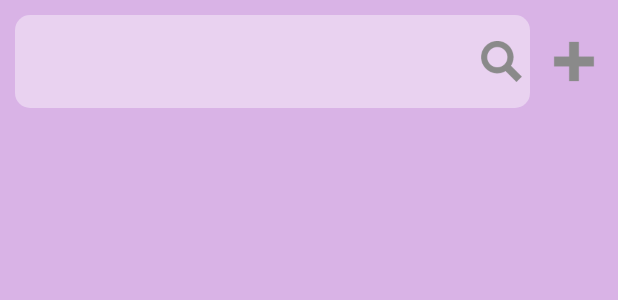
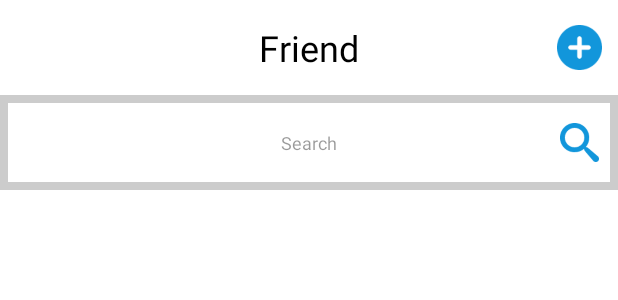
Before and after one commit to martSforever/TimeKeeper, an Android app: the layout page_view_friends.xml on its own in the app's theme, with its tools: preview values and no code run, on a phone screen of 412 x 824 dp. Shown: the top 300 px of the screen. Run offline under Robolectric (Android 15) with nearby library versions, the phone set to English and light mode, and no system bars; plain views replace SwipeMenuListView.

Commit message:
完成了日程列表以及好友列表界面的修改

```diff
--- a/app/src/main/java/com/martsforever/owa/timekeeper/util/DateUtil.java
+++ b/app/src/main/java/com/martsforever/owa/timekeeper/util/DateUtil.java
@@ -14,8 +14,8 @@ public class DateUtil {
     public static final int SIMPLE_DATE = 0x02;
     public static final int COMPLICATE_DATE_TOW_LINE = 0x03;
 
-    private static SimpleDateFormat complicatedDate = new SimpleDateFormat("yyyy-MM-dd HH-mm-ss");
-    private static SimpleDateFormat complicatedDateTwoLine = new SimpleDateFormat("yyyy-MM-dd\nHH-mm-ss");
+    private static SimpleDateFormat complicatedDate = new SimpleDateFormat("yyyy-MM-dd HH:mm:ss");
+    private static SimpleDateFormat complicatedDateTwoLine = new SimpleDateFormat("yyyy-MM-dd\nHH:mm:ss");
     private static SimpleDateFormat simpleDate = new SimpleDateFormat("yyyy-MM-dd");
 
     /**
--- a/app/src/main/res/drawable/bg_friend_search_btn.xml
+++ b/app/src/main/res/drawable/bg_friend_search_btn.xml
@@ -1,6 +1,6 @@
 <?xml version="1.0" encoding="utf-8"?>
 <shape xmlns:android="http://schemas.android.com/apk/res/android"
     android:useLevel="false">
-    <corners android:topRightRadius="10dp" android:bottomRightRadius="10dp"/>
-    <solid android:color="#66ffffff" />
+    <!--<corners android:topRightRadius="10dp" android:bottomRightRadius="10dp"/>-->
+    <solid android:color="#fff" />
 </shape>
--- a/app/src/main/res/drawable/bg_friend_search_edit.xml
+++ b/app/src/main/res/drawable/bg_friend_search_edit.xml
@@ -1,6 +1,6 @@
 <?xml version="1.0" encoding="utf-8"?>
 <shape xmlns:android="http://schemas.android.com/apk/res/android">
-    <corners android:topLeftRadius="10dp" android:bottomLeftRadius="10dp"/>
-    <solid android:color="#66ffffff" />
+    <!--<corners android:topLeftRadius="10dp" android:bottomLeftRadius="10dp"/>-->
+    <solid android:color="#fff" />
     <padding android:left="40dp"/>
 </shape>
--- a/app/src/main/res/layout/page_view_friends.xml
+++ b/app/src/main/res/layout/page_view_friends.xml
@@ -2,46 +2,81 @@
 <LinearLayout xmlns:android="http://schemas.android.com/apk/res/android"
     android:layout_width="match_parent"
     android:layout_height="match_parent"
-    android:background="#d9b3e6"
+    android:background="#fff"
     android:orientation="vertical">
+
+    <LinearLayout
+        android:layout_width="match_parent"
+        android:padding="5dp"
+        android:layout_height="0dp"
+        android:layout_weight="1"
+        android:orientation="horizontal">
+
+        <TextView
+            android:layout_width="0dp"
+            android:layout_height="match_parent"
+            android:layout_weight="1"
+            android:gravity="center"
+            android:textSize="18sp" />
+
+        <TextView
+            android:layout_width="0dp"
+            android:layout_height="match_parent"
+            android:layout_weight="8"
+            android:gravity="center"
+            android:text="Friend"
+            android:textColor="#000"
+            android:textSize="24sp" />
+
+        <ImageView
+            android:layout_width="0dp"
+            android:layout_height="match_parent"
+            android:layout_weight="1"
+            android:padding="5dp"
+            android:gravity="center"
+            android:src="@drawable/icon_schedule_add"
+            android:textSize="18sp"
+            android:id="@+id/imageView2" />
+    </LinearLayout>
 
     <LinearLayout
         android:layout_width="match_parent"
         android:layout_height="0dp"
         android:layout_weight="1"
+        android:background="#33000000"
         android:orientation="horizontal"
-        android:padding="10dp">
+        android:padding="5dp">
 
         <EditText
             android:layout_width="0dp"
             android:layout_height="match_parent"
-            android:layout_weight="8"
+            android:layout_weight="9"
             android:background="@drawable/bg_friend_search_edit"
             android:ellipsize="start"
-            android:maxLines="1" />
+            android:textSize="12sp"
+            android:gravity="center"
+            android:hint="Search"
+            android:maxLines="1"
+            android:textColorHint="#66000000"
+            android:id="@+id/editText" />
 
         <ImageView
             android:layout_width="0dp"
             android:layout_height="match_parent"
             android:layout_weight="1"
             android:background="@drawable/bg_friend_search_btn"
-            android:padding="5dp"
-            android:src="@drawable/icon_search" />
+            android:padding="7dp"
+            android:src="@drawable/icon_schedule_search"
+            android:id="@+id/imageView3" />
 
-        <ImageView
-            android:layout_width="0dp"
-            android:layout_height="match_parent"
-            android:layout_marginLeft="10dp"
-            android:layout_weight="1"
-            android:padding="5dp"
-            android:src="@drawable/icon_add" />
     </LinearLayout>
 
     <com.baoyz.swipemenulistview.SwipeMenuListView
+        android:padding="10dp"
         android:id="@+id/friend_swip_list_view"
         android:layout_width="match_parent"
         android:layout_height="0dp"
-        android:layout_weight="9"
-        android:divider="#33ffffff"
-        android:dividerHeight="5dp" />
+        android:layout_weight="11"
+        android:divider="#33000000"
+        android:dividerHeight="0.5dp" />
 </LinearLayout>
```
Also changed, not shown: app/build.gradle (+10 -7 lines), app/src/main/java/com/martsforever/owa/timekeeper/main/MainActivity.java (+55 -19 lines), app/src/main/res/layout/item_friend_swip_list.xml (+7 -5 lines), app/src/main/res/layout/page_view_schedule.xml (+14 -10 lines), app/src/main/res/layout/page_view_tomato.xml (+22 -1 lines), app/src/main/res/drawable/icon_friend_add.png (added), app/src/main/res/drawable/icon_schedule_add.png (added), app/src/main/res/drawable/icon_schedule_search.png (added), app/src/main/res/drawable/status_complete.png, app/src/main/res/drawable/status_doing.png, app/src/main/res/drawable/status_notcomplete.png, app/src/main/res/drawable/status_notstart.png, 1 other file.
